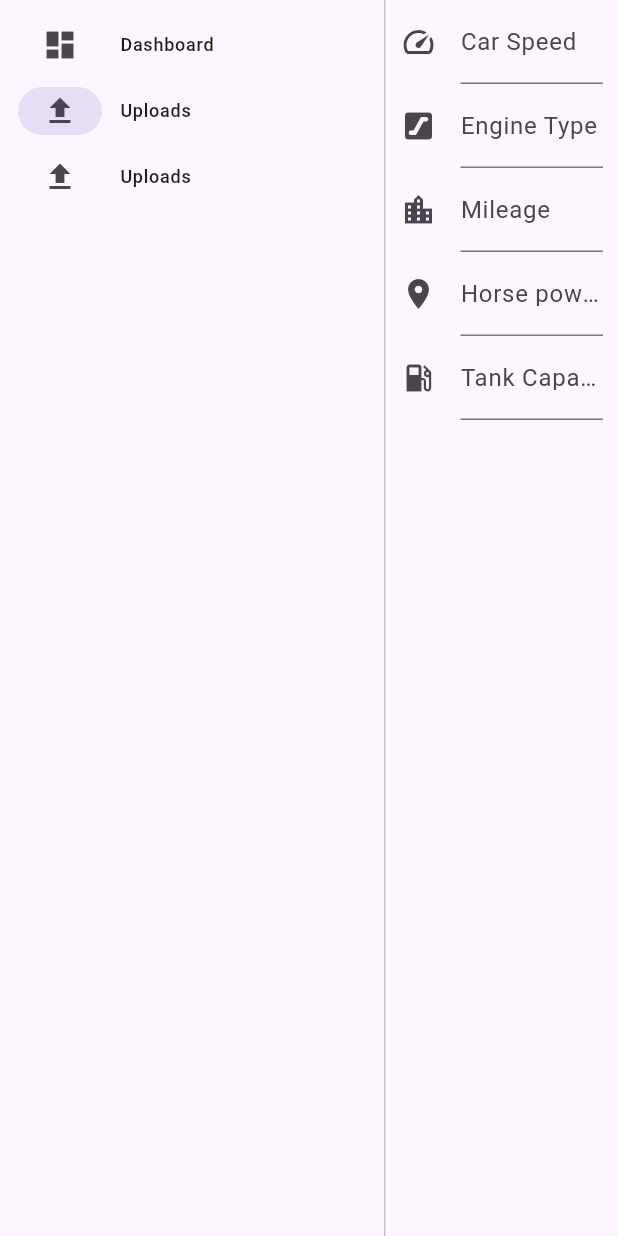
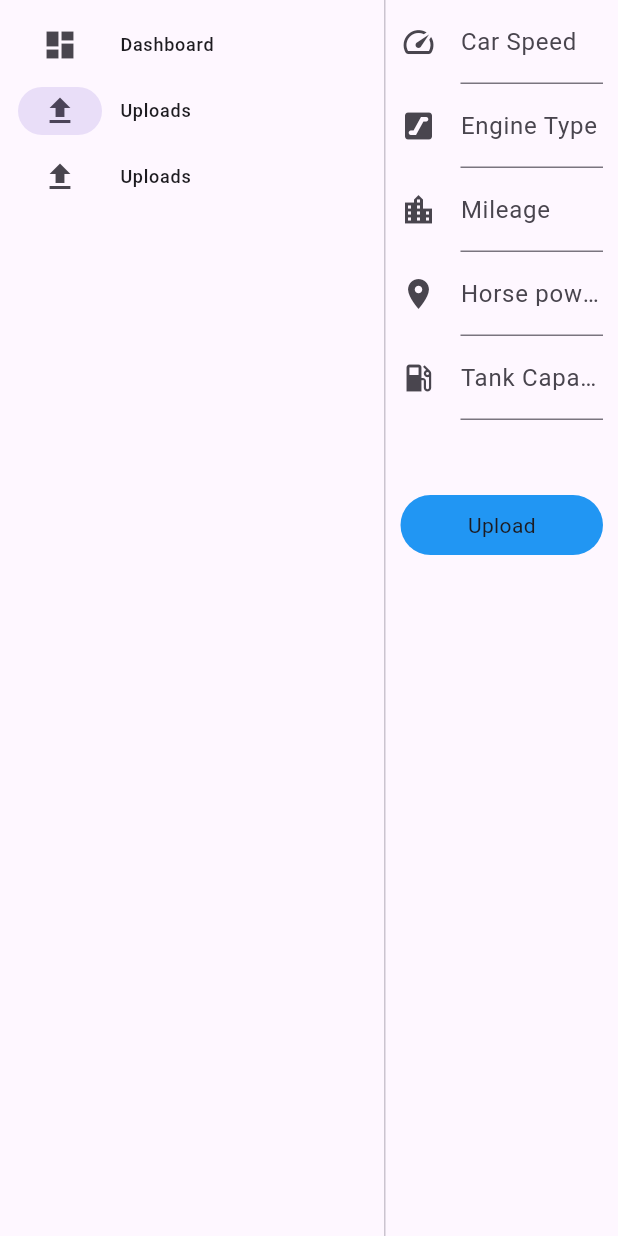
Before and after one commit to padman-1/Vehicle-rental-management-portal, a Flutter app: the HomePage screen opened directly, after a tap on "Uploads", on a phone screen of 412 x 824 dp. Run offline on Flutter 3.47's test engine with Material 2 defaults, Android fonts, the light colour scheme and no system bars; our stand-ins replace google_fonts.

Commit message:
modified car specs form

```diff
--- a/lib/pages/car_upload/components/car_specs_form.dart
+++ b/lib/pages/car_upload/components/car_specs_form.dart
@@ -37,6 +37,7 @@ class _CarSpecsFormState extends State<CarSpecsForm> {
 
   @override
   Widget build(BuildContext context) {
+    final devSize = MediaQuery.of(context).size;
     return Container(
       padding: const EdgeInsets.symmetric(horizontal: 10),
       child: Form(child: Column(
@@ -71,6 +72,21 @@ class _CarSpecsFormState extends State<CarSpecsForm> {
             labeltext: 'Tank Capacity',
             controller: _tankCapacityController,
             ),
+            const SizedBox(
+              height: 50,
+            ),
+
+            SizedBox(
+              width: devSize.width /3,
+              child: Container(
+                padding: const EdgeInsets.symmetric(vertical: 10),
+                decoration: BoxDecoration(
+                  borderRadius: BorderRadius.circular(20),
+                  color: Colors.blue,
+                ),
+                child: Center(child: const Text('Upload')),
+              ),
+            )
 
         ],
       ),),
```
